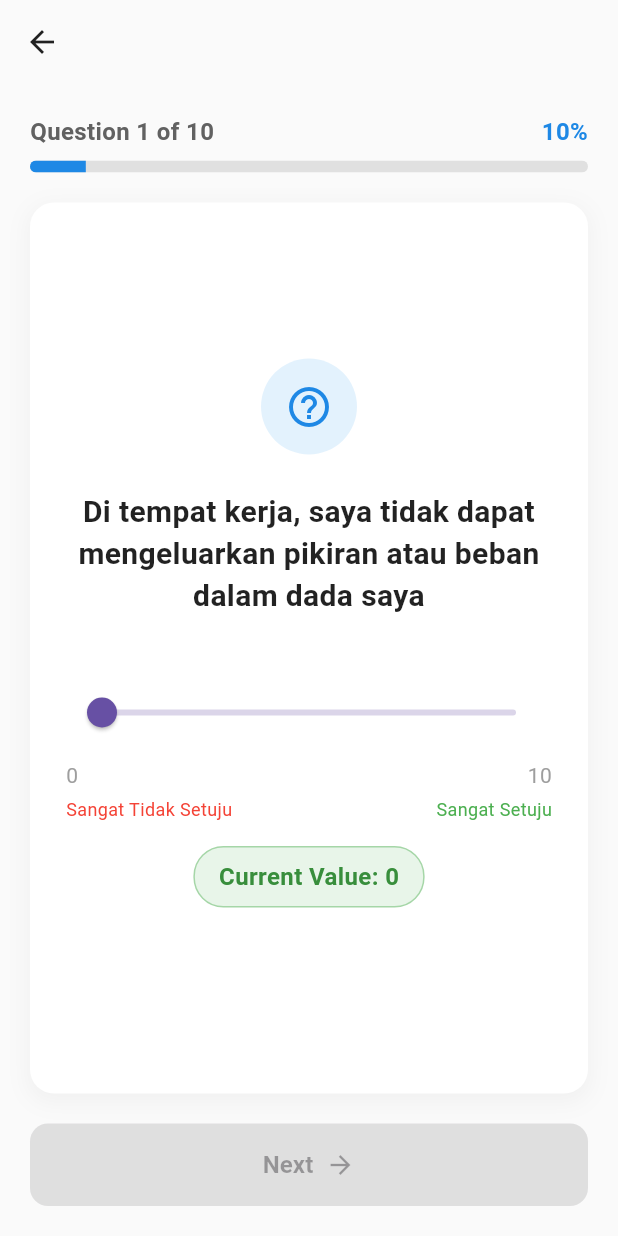
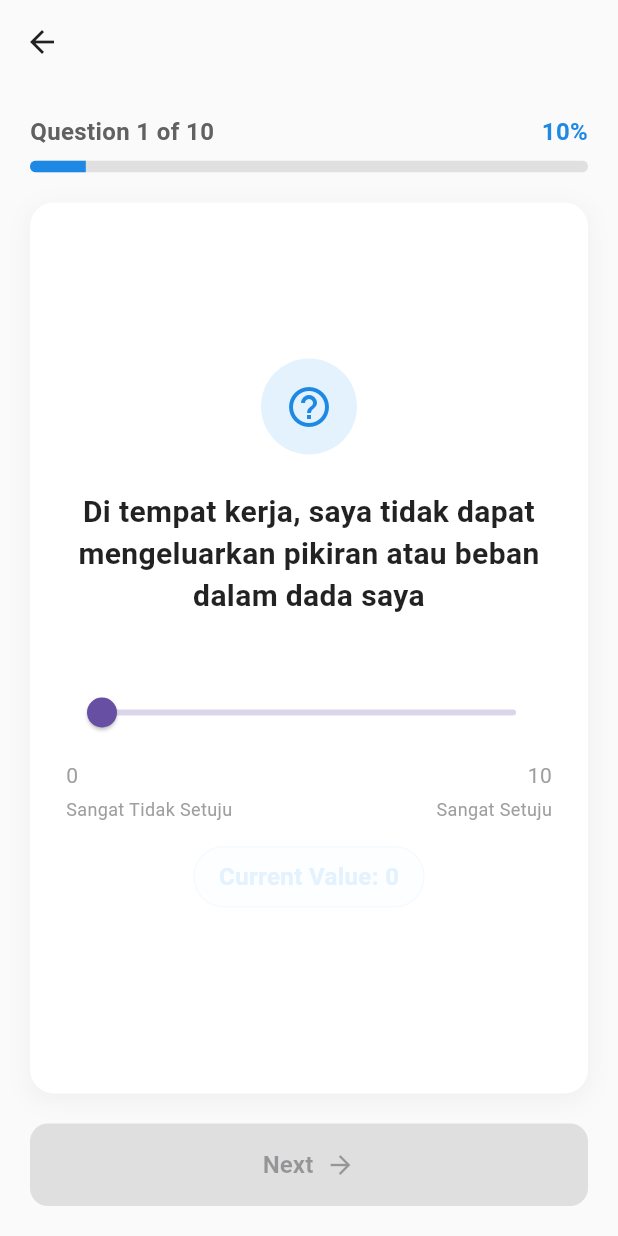
Before and after one commit to askpradana/mobile-iradat, a Flutter app: the SliderQuizPage screen opened directly with empty values, on a phone screen of 412 x 824 dp. Run offline on Flutter 3.47's test engine with Material 3 defaults, Android fonts, the phone set to English and light mode, and no system bars; drawn by our look-alikes of syncfusion_flutter_sliders; our stand-ins replace flutter_dotenv, shared_preferences; missing offline and left inert: syncfusion_flutter_core; accounts and stored records are empty.

Commit message:
feat: new color for quiz slider screen

```diff
--- a/lib/screens/quiz/sliderquiz.dart
+++ b/lib/screens/quiz/sliderquiz.dart
@@ -43,22 +43,32 @@ class _SliderQuizState extends State<SliderQuiz> {
     }
   }
 
-  Color _getSliderColor(double value) {
-    // 0 = green, 5 = yellow, 10 = red
-    if (value <= 5) {
-      // Green to Yellow
-      double t = value / 5.0;
-      return Color.lerp(Colors.red, Colors.yellow, t)!;
-    } else {
-      // Yellow to Red
-      double t = (value - 5) / 5.0;
-      return Color.lerp(Colors.yellow, Colors.green, t)!;
-    }
+  // Option 1: Blue gradient to match your app theme
+  Color _getSliderColorBlue(double value) {
+    double t = value / 10.0;
+    return Color.lerp(
+      const Color(0xFFE3F2FD), // Very light blue (matches your app)
+      const Color(0xFF1976D2), // Deep blue (matches your progress bar)
+      t,
+    )!;
+  }
+
+  // Option 2: Keep gray but make it warmer to match better
+  Color _getSliderColorWarmGray(double value) {
+    double t = value / 10.0;
+    return Color.lerp(
+      const Color(0xFFF5F5F5), // Warmer light gray
+      const Color(0xFF424242), // Softer dark gray
+      t,
+    )!;
   }
 
   @override
   Widget build(BuildContext context) {
-    final Color dynamicColor = _getSliderColor(_value);
+    final Color dynamicColor = _getSliderColorBlue(
+      _value,
+    ); // Change this to try different options
+
     return Column(
       children: [
         SfSliderTheme(
@@ -68,7 +78,7 @@ class _SliderQuizState extends State<SliderQuiz> {
             thumbRadius: 16,
             thumbColor: dynamicColor,
             activeTrackColor: dynamicColor,
-            inactiveTrackColor: Colors.grey[300],
+            inactiveTrackColor: Colors.grey[200], // Lighter inactive track
             overlayColor: dynamicColor.withValues(alpha: .12),
             tooltipBackgroundColor: dynamicColor,
           ),
@@ -101,19 +111,25 @@ class _SliderQuizState extends State<SliderQuiz> {
         const SizedBox(height: 4),
         Row(
           mainAxisAlignment: MainAxisAlignment.spaceBetween,
-          children: const [
-            Padding(
+          children: [
+            const Padding(
               padding: EdgeInsets.only(left: 0),
               child: Text(
                 'Sangat Tidak Setuju',
-                style: TextStyle(fontSize: 12, color: Colors.red),
+                style: TextStyle(
+                  fontSize: 12,
+                  color: Colors.grey,
+                ), // Changed from red to neutral
               ),
             ),
-            Padding(
+            const Padding(
               padding: EdgeInsets.only(right: 0),
               child: Text(
                 'Sangat Setuju',
-                style: TextStyle(fontSize: 12, color: Colors.green),
+                style: TextStyle(
+                  fontSize: 12,
+                  color: Colors.grey,
+                ), // Changed from green to neutral
               ),
             ),
           ],
@@ -122,16 +138,20 @@ class _SliderQuizState extends State<SliderQuiz> {
         Container(
           padding: const EdgeInsets.symmetric(horizontal: 16, vertical: 8),
           decoration: BoxDecoration(
-            color: Colors.green[50],
+            color: dynamicColor.withValues(
+              alpha: 0.1,
+            ), // Use dynamic color with low opacity
             borderRadius: BorderRadius.circular(20),
-            border: Border.all(color: Colors.green[200]!),
+            border: Border.all(
+              color: dynamicColor.withValues(alpha: 0.3),
+            ), // Dynamic border
           ),
           child: Text(
             'Current Value: ${_value.toStringAsFixed(0)}',
             style: TextStyle(
               fontSize: 16,
               fontWeight: FontWeight.w600,
-              color: Colors.green[700],
+              color: dynamicColor, // Dynamic text color
             ),
           ),
         ),
@@ -176,7 +196,7 @@ class _SyncFunctionTrackShape extends SfTrackShape {
         Radius.circular(4),
       ),
       activePaint ?? Paint()
-        ..color = themeData.activeTrackColor ?? Colors.green,
+        ..color = themeData.activeTrackColor ?? Colors.blue,
     );
     // Draw inactive track (right of thumb)
     context.canvas.drawRRect(
@@ -190,7 +210,7 @@ class _SyncFunctionTrackShape extends SfTrackShape {
         Radius.circular(4),
       ),
       inactivePaint ?? Paint()
-        ..color = themeData.inactiveTrackColor ?? Colors.red,
+        ..color = themeData.inactiveTrackColor ?? Colors.grey[200]!,
     );
   }
 }
```
